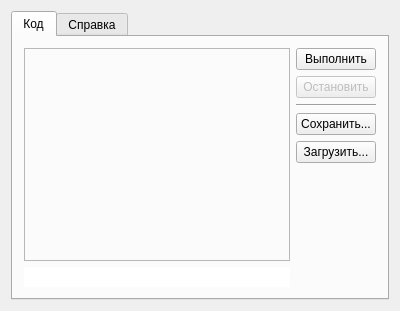
Qt form asec_control/asec_control.ui (lierdakil/masec) before a commit.
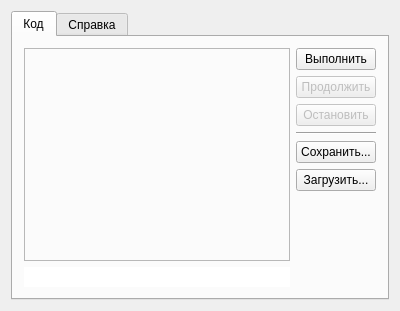
The same form after that commit. Custom widgets are drawn as their Qt base class.

Commit message: control: created continue button. Execution now pauses on module error, not stops, what gives user ability to fix an error (e.g. adjust temperature controller zones) and continue execution. Needs extensive testing as of yet.

```diff
--- a/asec_control/asec_control.ui
+++ b/asec_control/asec_control.ui
@@ -72,6 +72,16 @@
            </property>
           </widget>
          </item>
+         <item>
+          <widget class="QPushButton" name="btResume" >
+           <property name="enabled" >
+            <bool>false</bool>
+           </property>
+           <property name="text" >
+            <string>Продолжить</string>
+           </property>
+          </widget>
+         </item>
          <item>
           <widget class="QPushButton" name="btStop" >
            <property name="enabled" >
```
The commit also changes 6 other files.
